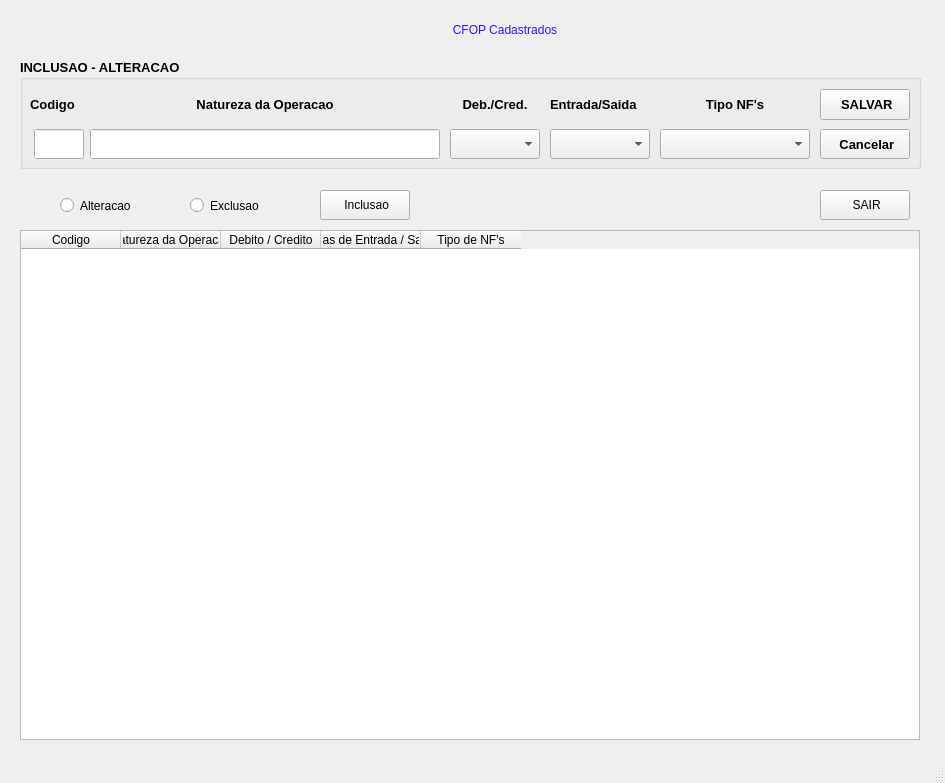
htisistema/SISCOM, file telas/lista_cfop.ui: the form before one commit.
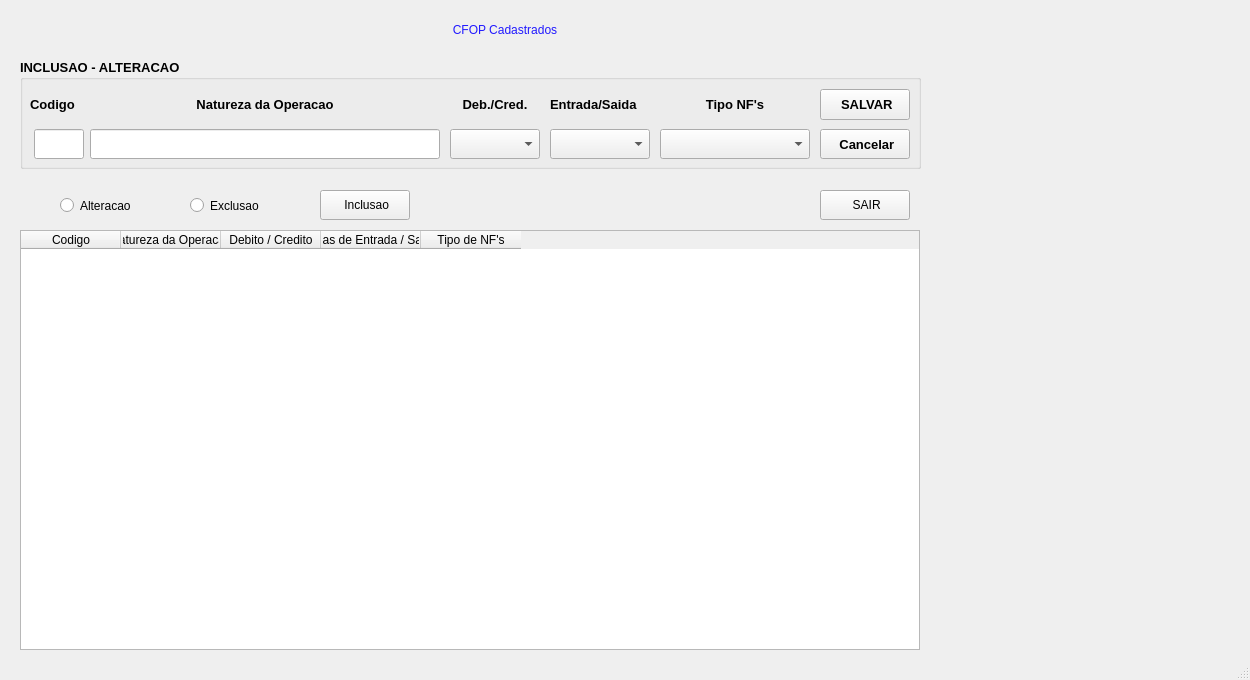
The form after the commit. Icons and pictures are not drawn.

Diff of the .ui file:
```diff
--- a/telas/lista_cfop.ui
+++ b/telas/lista_cfop.ui
@@ -6,10 +6,16 @@
    <rect>
     <x>0</x>
     <y>0</y>
-    <width>945</width>
-    <height>783</height>
+    <width>1250</width>
+    <height>680</height>
    </rect>
   </property>
+  <property name="maximumSize">
+   <size>
+    <width>16777215</width>
+    <height>16777215</height>
+   </size>
+  </property>
   <property name="windowTitle">
    <string>MainWindow</string>
   </property>
@@ -23,7 +29,7 @@
       <x>20</x>
       <y>230</y>
       <width>900</width>
-      <height>510</height>
+      <height>420</height>
      </rect>
     </property>
     <property name="styleSheet">
```
